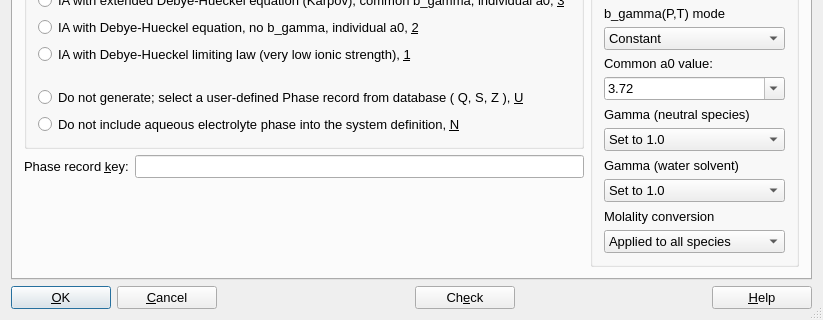
Old version of the form gems3/vizor4/dlg4/AutoPhaseDialog4.ui in the repository gemshub/GEMSGUI; both pictures show x 0 to 823 and y 157 to 477 of the 823 by 477 pixel window.
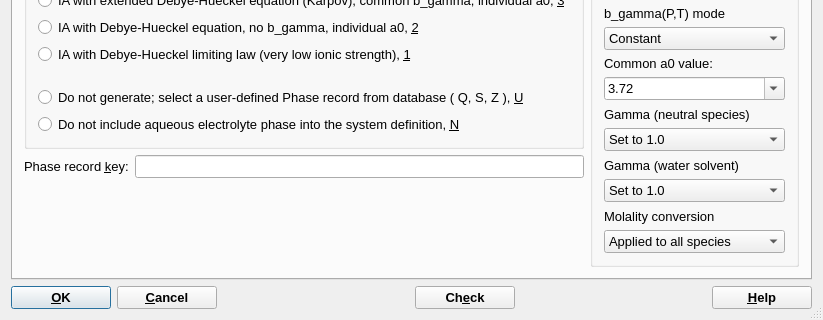
New version of the form.

Diff of the .ui file:
```diff
--- a/gems3/vizor4/dlg4/AutoPhaseDialog4.ui
+++ b/gems3/vizor4/dlg4/AutoPhaseDialog4.ui
@@ -546,6 +546,12 @@
          <height>0</height>
         </size>
        </property>
+       <property name="font">
+        <font>
+         <weight>75</weight>
+         <bold>true</bold>
+        </font>
+       </property>
        <property name="toolTip">
         <string>Click to accept selections and proceed with creating/opening the modelling project</string>
        </property>
@@ -571,6 +577,12 @@
          <height>0</height>
         </size>
        </property>
+       <property name="font">
+        <font>
+         <weight>75</weight>
+         <bold>true</bold>
+        </font>
+       </property>
        <property name="text">
         <string>&amp;Cancel</string>
        </property>
@@ -606,6 +618,12 @@
          <height>0</height>
         </size>
        </property>
+       <property name="font">
+        <font>
+         <weight>75</weight>
+         <bold>true</bold>
+        </font>
+       </property>
        <property name="toolTip">
         <string>Click to see updated Phase record keys and parameters related to chosen models </string>
        </property>
@@ -647,6 +665,12 @@
          <height>0</height>
         </size>
        </property>
+       <property name="font">
+        <font>
+         <weight>75</weight>
+         <bold>true</bold>
+        </font>
+       </property>
        <property name="text">
         <string>&amp;Help</string>
        </property>
```
